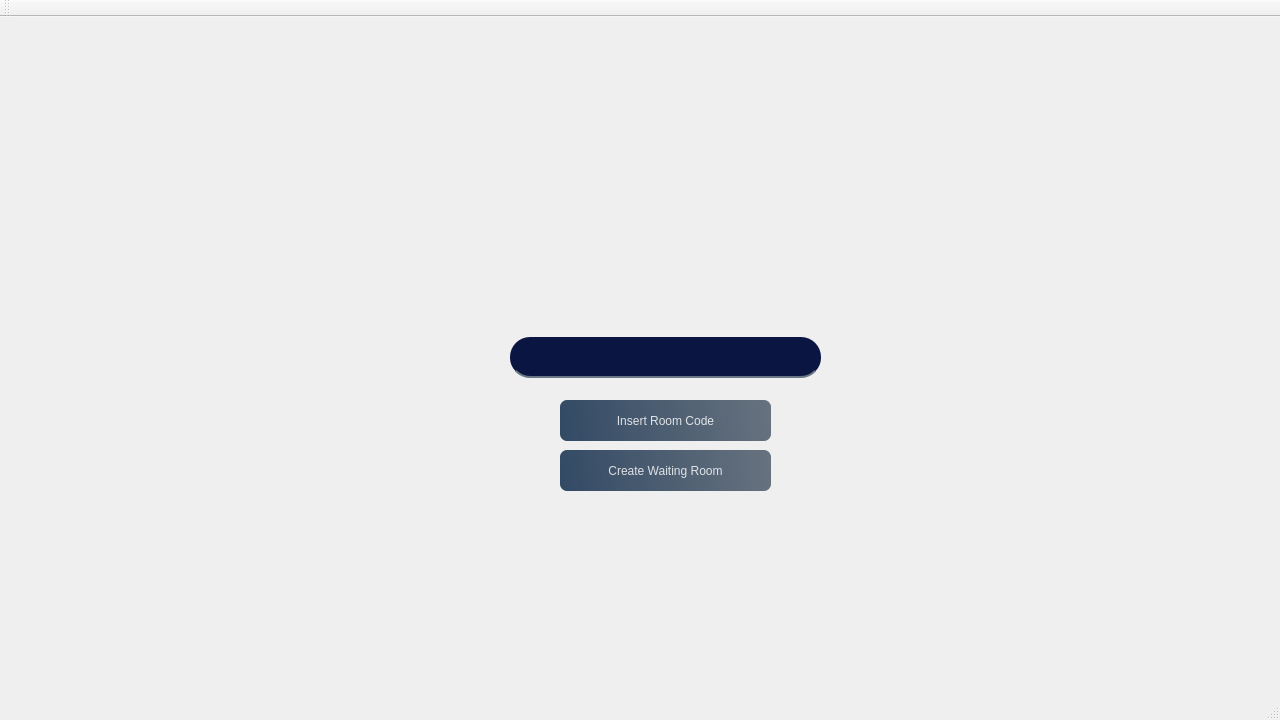
Old version of the form Scribble/Scribble/JoinRoom.ui in the repository PopescuFilip/Scribble.
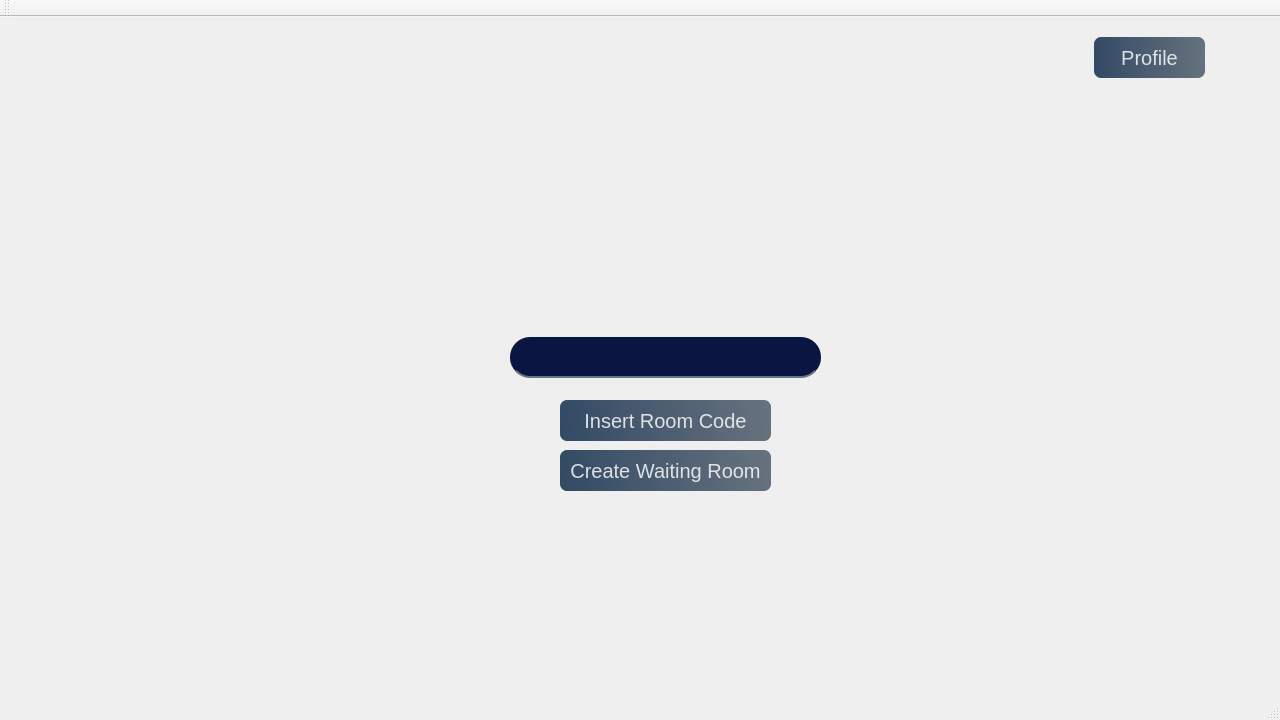
New version of the form.

Commit message: Added pushButton in JoinRoom for profile

The edit to the form file:
```diff
--- a/Scribble/Scribble/JoinRoom.ui
+++ b/Scribble/Scribble/JoinRoom.ui
@@ -53,6 +53,11 @@
        <height>41</height>
       </rect>
      </property>
+     <property name="font">
+      <font>
+       <pointsize>15</pointsize>
+      </font>
+     </property>
      <property name="styleSheet">
       <string notr="true">QPushButton#insertButton{ 
 background-color: qlineargradient(spread:pad, x1:0, y1:0.505682, x2:1, y2:0.477, stop:0 rgba(20, 47, 78, 219), stop: 1 rgba(85, 98, 112, 226));
@@ -82,6 +87,11 @@
        <height>41</height>
       </rect>
      </property>
+     <property name="font">
+      <font>
+       <pointsize>15</pointsize>
+      </font>
+     </property>
      <property name="styleSheet">
       <string notr="true">QPushButton#createButton{ 
 background-color: qlineargradient(spread:pad, x1:0, y1:0.505682, x2:1, y2:0.477, stop:0 rgba(20, 47, 78, 219), stop: 1 rgba(85, 98, 112, 226));
@@ -103,6 +113,40 @@
      </property>
     </widget>
    </widget>
+   <widget class="QPushButton" name="profileButton">
+    <property name="geometry">
+     <rect>
+      <x>1094</x>
+      <y>20</y>
+      <width>111</width>
+      <height>41</height>
+     </rect>
+    </property>
+    <property name="font">
+     <font>
+      <pointsize>15</pointsize>
+     </font>
+    </property>
+    <property name="styleSheet">
+     <string notr="true">QPushButton#profileButton{ 
+background-color: qlineargradient(spread:pad, x1:0, y1:0.505682, x2:1, y2:0.477, stop:0 rgba(20, 47, 78, 219), stop: 1 rgba(85, 98, 112, 226));
+color:rgba(255, 255, 255, 210);
+ border-radius:7px; 
+}
+QPushButton#profileButton:hover{
+background-color: qlineargradient(spread:pad, x1:0, y1:0.505682, x2:1, y2:0.477, stop:0 rgba(40, 67, 98, 219), stop:1 rgba(105, 118, 132, 226)) 
+}
+QPushButton#profileButton:pressed{ 
+padding-left:5px; 
+padding-top:5px; 
+background-color:rgba();
+	background-color: rgb(42, 0, 56);
+}</string>
+    </property>
+    <property name="text">
+     <string>Profile</string>
+    </property>
+   </widget>
   </widget>
   <widget class="QMenuBar" name="menuBar">
    <property name="geometry">
```
